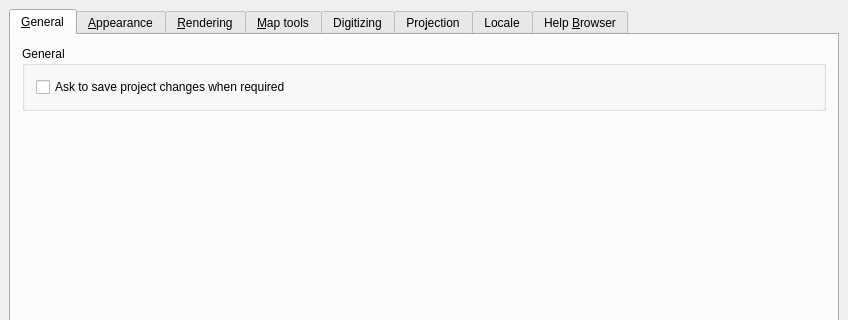
Above: src/ui/qgsoptionsbase.ui from qgis/QGIS before the change; both pictures show x 0 to 848 and y 0 to 320 of the 848 by 506 pixel window. Below: the same form after it.
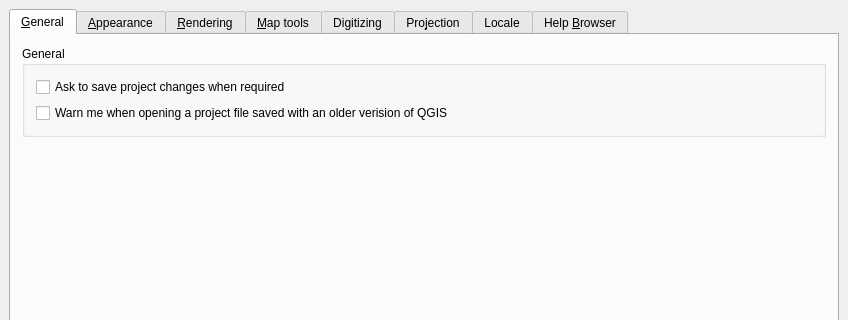
That is the form after the change. Icons and pictures are not drawn. Custom widgets are drawn as their Qt base class.

Diff of the .ui file:
```diff
--- a/src/ui/qgsoptionsbase.ui
+++ b/src/ui/qgsoptionsbase.ui
@@ -63,6 +63,13 @@
             </property>
            </widget>
           </item>
+          <item>
+           <widget class="QCheckBox" name="chbWarnOldProjectVersion" >
+            <property name="text" >
+             <string>Warn me when opening a project file saved with an older verision of QGIS</string>
+            </property>
+           </widget>
+          </item>
          </layout>
         </widget>
        </item>
```
